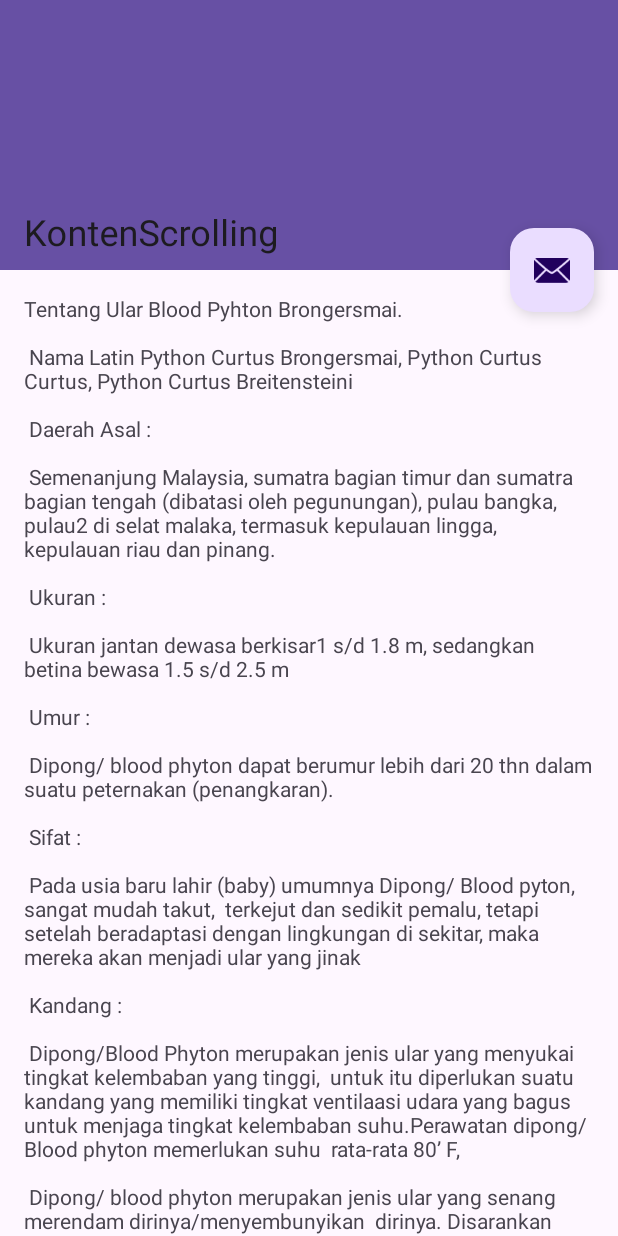
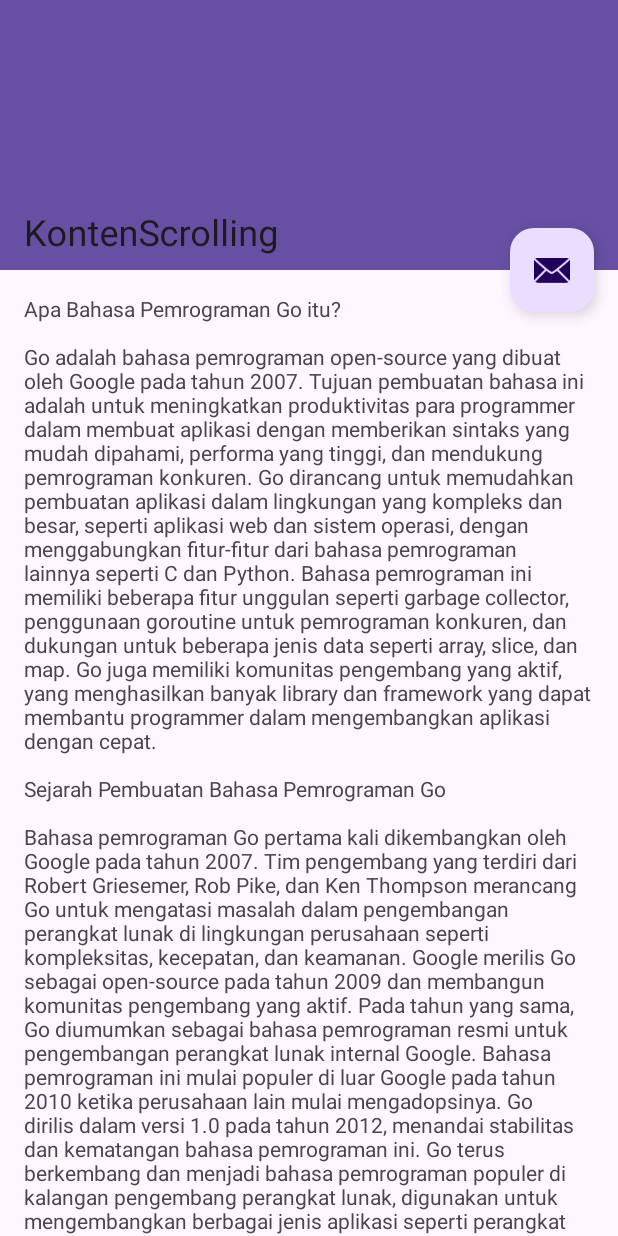
Before and after one commit to yudiagonal/simple-mobile-app, an Android app: the KontenScrolling screen opened directly, with no data from a screen before it, on a phone screen of 412 x 824 dp. Run offline under Robolectric (Android 15) with nearby library versions, the light colour scheme and no system bars.

Commit message:
Fix bug in button login

```diff
--- a/app/src/main/java/com/yudiasmara2355201568/datapribadiyudiasmara/Login.java
+++ b/app/src/main/java/com/yudiasmara2355201568/datapribadiyudiasmara/Login.java
@@ -35,6 +35,9 @@ public class Login extends AppCompatActivity {
                     if (ed1.getText().toString().equals("admin") && ed2.getText().toString().equals("admin")) {
 
                         Toast.makeText(getApplicationContext(), "Login Berhasi...", Toast.LENGTH_SHORT).show();
+                        Intent i = new Intent(getApplicationContext(), Menu.class);
+                        startActivity(i);
+
                     } else {
                         Toast.makeText(getApplicationContext(), "Login Gagal!", Toast.LENGTH_SHORT).show();
                         tx1.setVisibility(View.VISIBLE);
@@ -49,15 +52,6 @@ public class Login extends AppCompatActivity {
                 }
             }
         });
-        Button btnlogin = (Button) findViewById(R.id.btnLogin);
-        btnlogin.setOnClickListener(new View.OnClickListener() {
-            @Override
-            public void onClick(View arg0) {
-                Intent i = new Intent(getApplicationContext(), Menu.class);
-                startActivity(i);
-
-            }
-        });
 
     }
 }
--- a/app/src/main/res/layout/activity_menu.xml
+++ b/app/src/main/res/layout/activity_menu.xml
@@ -51,9 +51,9 @@
         android:layout_width="200dp"
         android:layout_height="wrap_content"
         android:layout_marginTop="248dp"
-        android:text="Blood Python"
+        android:text="Sejarah Golang"
         app:layout_constraintEnd_toEndOf="parent"
-        app:layout_constraintHorizontal_bias="0.502"
+        app:layout_constraintHorizontal_bias="0.5"
         app:layout_constraintStart_toStartOf="parent"
         app:layout_constraintTop_toTopOf="parent" />
 
--- a/app/src/main/res/values/strings.xml
+++ b/app/src/main/res/values/strings.xml
@@ -1,75 +1,26 @@
 <resources>
     <string name="app_name">DataPribadiYudiAsmara</string>
-    <string name="title_activity_scrolling">Tentang Blood Python</string>
+    <string name="title_activity_scrolling">Sejarah GO</string>
     <string name="isi_konten">
-        "Tentang Ular Blood Pyhton Brongersmai.\n\n"
+        "Apa Bahasa Pemrograman Go itu?
 
-        "Nama Latin Python Curtus Brongersmai, Python Curtus Curtus, Python Curtus Breitensteini\n\n"
+Go adalah bahasa pemrograman open-source yang dibuat oleh Google pada tahun 2007. Tujuan pembuatan bahasa ini adalah untuk meningkatkan produktivitas para programmer dalam membuat aplikasi dengan memberikan sintaks yang mudah dipahami, performa yang tinggi, dan mendukung pemrograman konkuren. Go dirancang untuk memudahkan pembuatan aplikasi dalam lingkungan yang kompleks dan besar, seperti aplikasi web dan sistem operasi, dengan menggabungkan fitur-fitur dari bahasa pemrograman lainnya seperti C dan Python. Bahasa pemrograman ini memiliki beberapa fitur unggulan seperti garbage collector, penggunaan goroutine untuk pemrograman konkuren, dan dukungan untuk beberapa jenis data seperti array, slice, dan map. Go juga memiliki komunitas pengembang yang aktif, yang menghasilkan banyak library dan framework yang dapat membantu programmer dalam mengembangkan aplikasi dengan cepat.
 
-        "Daerah Asal :\n\n"
+Sejarah Pembuatan Bahasa Pemrograman Go
 
-        "Semenanjung Malaysia, sumatra bagian timur dan sumatra bagian tengah (dibatasi oleh pegunungan),"
-        "pulau bangka, pulau2 di selat malaka, termasuk kepulauan lingga, kepulauan riau dan pinang.\n\n"
+Bahasa pemrograman Go pertama kali dikembangkan oleh Google pada tahun 2007. Tim pengembang yang terdiri dari Robert Griesemer, Rob Pike, dan Ken Thompson merancang Go untuk mengatasi masalah dalam pengembangan perangkat lunak di lingkungan perusahaan seperti kompleksitas, kecepatan, dan keamanan. Google merilis Go sebagai open-source pada tahun 2009 dan membangun komunitas pengembang yang aktif. Pada tahun yang sama, Go diumumkan sebagai bahasa pemrograman resmi untuk pengembangan perangkat lunak internal Google. Bahasa pemrograman ini mulai populer di luar Google pada tahun 2010 ketika perusahaan lain mulai mengadopsinya. Go dirilis dalam versi 1.0 pada tahun 2012, menandai stabilitas dan kematangan bahasa pemrograman ini. Go terus berkembang dan menjadi bahasa pemrograman populer di kalangan pengembang perangkat lunak, digunakan untuk mengembangkan berbagai jenis aplikasi seperti perangkat lunak server, aplikasi web, dan perangkat lunak sistem.
 
-        "Ukuran :\n\n"
+Kelebihan dan Kekurangan Bahasa Pemrograman Go
 
-        "Ukuran jantan dewasa berkisar1 s/d 1.8 m, sedangkan betina bewasa 1.5 s/d 2.5 m\n\n"
+Go memiliki beberapa kelebihan, di antaranya performa yang tinggi, mudah dipelajari, pemrograman konkuren, open-source, dan memiliki komunitas pengembang yang aktif. Namun, bahasa pemrograman ini juga memiliki beberapa kekurangan, seperti kurangnya dukungan terhadap paradigma OOP, kurangnya dukungan untuk generics, lingkungan pengembangan terbatas, dokumentasi yang kurang, dan kurangnya pengalaman di antara perusahaan.
 
-        "Umur :\n\n"
+Fitur Utama Bahasa pemograman Go
 
-        "Dipong/ blood phyton dapat berumur lebih dari 20 thn dalam suatu peternakan (penangkaran).\n\n"
+Go, bahasa pemrograman yang memiliki beberapa fitur utama, salah satunya adalah garbage collector yang efisien sehingga dapat mengoptimalkan penggunaan memori. Go juga menawarkan fitur pemrograman konkuren yang mudah digunakan, memungkinkan programmer untuk mengembangkan aplikasi yang berjalan secara paralel tanpa perlu menulis kode yang rumit. Selain itu, Go dirancang dengan sintaksis yang mudah dipahami dan mendukung beberapa jenis data seperti array, slice, dan map sehingga memudahkan programmer dalam mengelola data. Go juga didesain untuk memadukan fitur-fitur dari bahasa pemrograman lainnya seperti bahasa C dan bahasa Python, sehingga programmer dengan pengalaman dalam bahasa tersebut dapat dengan mudah belajar Go. Selain itu, Go juga bersifat open source, memiliki komunitas pengembang yang besar, dan memiliki sistem pemrosesan error yang kuat, sehingga memudahkan programmer dalam menangani error yang terjadi dalam aplikasi. Go juga dikembangkan dengan tujuan untuk memiliki performa yang cepat dan efisien, terutama dalam pengolahan data berskala besar dan fitur keamanan yang tinggi.
 
-        "Sifat :\n\n"
+Go juga dapat digunakan untuk mengembangkan aplikasi web dengan performa tinggi dan pengolahan data berskala besar, seperti backend web, microservices, pemrosesan data, aplikasi realtime, dan web scraping. Dalam pengembangan aplikasi web, Go dapat bekerja dengan teknologi lain seperti database SQL dan NoSQL, protokol HTTP, HTML, CSS, dan JavaScript. Go juga didukung oleh beberapa tools dan frameworks seperti GoLand, Revel, Gin, dan Beego untuk memudahkan programmer dalam mengembangkan aplikasi.
 
-        "Pada usia baru lahir (baby) umumnya Dipong/ Blood pyton, sangat mudah takut, "
-        "terkejut dan sedikit pemalu, tetapi setelah beradaptasi dengan lingkungan di sekitar,"
-        "maka mereka akan menjadi ular yang jinak\n\n"
-
-        "Kandang :\n\n"
-
-        "Dipong/Blood Phyton merupakan jenis ular yang menyukai tingkat kelembaban yang tinggi, "
-        "untuk itu diperlukan suatu kandang yang memiliki tingkat ventilaasi udara yang bagus "
-        "untuk menjaga tingkat kelembaban suhu.Perawatan dipong/ Blood phyton memerlukan suhu "
-        "rata-rata 80’ F, \n\n"
-
-        "Dipong/ blood phyton merupakan jenis ular yang senang merendam dirinya/menyembunyikan "
-        "dirinya. Disarankan untuk memberikan tanaman sphagnum di dalam kandang, namun hal ini "
-        "tidak harus dilakukan. Sebagai penggantinya hiding place harus ada dalam kandang, "
-        "namun pada usia 1 th ke atas hiding place tidak harus ada, hal ini dikarenakan dipong muda "
-        "membutuhkan waktu beberapa hari untuk beradaptasi dengan lingkungan kandang baik itu suhu "
-        "maupun kondisi kandang, untuk itu hiding placa sangat membantu untuk beradaptasi.\n\n"
-
-        "Pemberian hiasan (tanaman, bebatuan, dll) tidak di wajibkan, umunya kandang hanya berupa "
-        "box dengan ukuran yang disesuaikan menggunakan alas kertas dengan tempat air/ minum yang "
-        "harus ada.\n\n"
-
-        "Makan :\n\n"
-
-        "Dalam pemeliharaan, pemberian makan dilakukan seperti halnya ular-ular lain, "
-        "dipong pada umumnya memakan tikus putih yang banyak di jual di pasar-pasar hewan/ peternakan "
-        "tikus/ reptile pet shop. Umumnya dipong usia di bawah 1 th di berikan tikus putih "
-        berukuran sedang, di atas 1 th dapat di berikan tikus putih yang lebih besar, sebaiknya "
-        berikan ukuran makan yang hanya 2x besar kepalanya. Pemberian makan dapat dilakukan 4-7 hari "
-        "sekali..\n\n"
-
-        "Banyak anggapan bahwa dipong/ blood phyton bukan merupakan ular yang diperuntukan bagi "
-        "pemula, anggapan ini muncul setelah seringkali muncul problem dipong yang susah makan. "
-        "Diperlukan tingkat kesabaran yang tinggi apabila menjumpai kasus tersebut.\n\n"
-
-        "Istilah suap mngkin akan sering di dengar bagi para pemula yang mengalamni kasus diatas, "
-        "suap dilakukan apabila ular tidak mau makan dalam jangka waktu yang lama, biasanya "
-        "2-3 minggu setelah ular dipelihara. Menyuap ular disarankan dilakukan berasama orang yang "
-        "berpengalaman karena hal ini merupakan opsi terakhir yang harus dilakukan ketika dipong "
-        "tidak mau makan.\n\n"
-
-        "Ganti kulit/ sheeding :\n\n"
-
-        "Ular berganti kulit dalam 1 bagian. Biasanya proses dimulai dari ular menjadi tidak aktif, "
-        "warna menjadi kusam, mata tertutup selaput berwarna biru atau ungu. Kemudian kulit kembali "
-        "menjadi cerah setelah itu ular akan shedding. Pada baby, biasanya ular akan shedding sebulan "
-        "sekali. Waktu untuk shedding akan berkurang seiring dengan bertambahnya umur. "
-        "Pada saat proses shedding, kelembaban harus ditambah. Bisa dengan merendam ular selama "
-        "15 menit di air hangat, atau dengan menggunakan humidity box.\n\n"
+Jadi, dengan fitur-fitur yang lengkap dan dukungan yang kuat dari komunitas pengembang dan tools yang mendukung, Go menjadi pilihan yang menarik untuk pengembangan aplikasi web yang skalabilitas dan performa tinggi"
     </string>
     <string name="hak_cipta">
 
```
